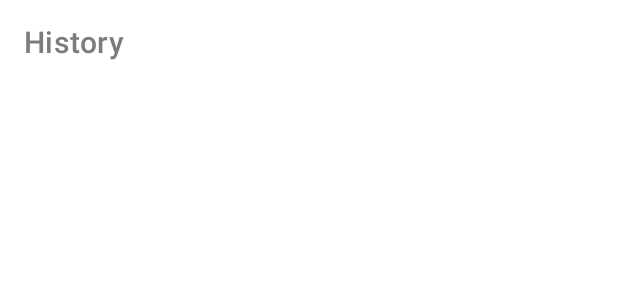
After one commit to kyle-gonzales/7-minute-workout-android-app, an Android app: the layout activity_history.xml on its own in the app's theme, with its tools: preview values and no code run, on a phone screen of 412 x 824 dp. The commit adds this screen. Shown: the top 300 px of the screen. Run offline under Robolectric (Android 15) with nearby library versions, the phone set to English and light mode, and no system bars.

Commit message:
added history activity

```diff
--- a/app/src/main/AndroidManifest.xml
+++ b/app/src/main/AndroidManifest.xml
@@ -20,6 +20,9 @@
         android:theme="@style/Theme.7MinuteWorkoutApp"
         android:usesCleartextTraffic="true"
         tools:targetApi="31">
+        <activity
+            android:name=".HistoryActivity"
+            android:exported="false" />
         <activity
             android:name=".BmiActivity"
             android:exported="false" />
--- a/app/src/main/java/com/example/a7minuteworkoutapp/MainActivity.kt
+++ b/app/src/main/java/com/example/a7minuteworkoutapp/MainActivity.kt
@@ -29,6 +29,11 @@ class MainActivity : AppCompatActivity() {
             val bmiIntent = Intent(this, BmiActivity::class.java)
             startActivity(bmiIntent)
         }
+
+        binding?.flHistory?.setOnClickListener {
+            val historyIntent = Intent(this, HistoryActivity::class.java)
+            startActivity(historyIntent)
+        }
     }
 
     override fun onDestroy() {
--- /dev/null
+++ b/app/src/main/res/layout/activity_history.xml
@@ -0,0 +1,20 @@
+<?xml version="1.0" encoding="utf-8"?>
+<androidx.constraintlayout.widget.ConstraintLayout xmlns:android="http://schemas.android.com/apk/res/android"
+    xmlns:app="http://schemas.android.com/apk/res-auto"
+    xmlns:tools="http://schemas.android.com/tools"
+    android:layout_width="match_parent"
+    android:layout_height="match_parent"
+    tools:context=".HistoryActivity">
+
+    <androidx.appcompat.widget.Toolbar
+        android:id="@+id/toolbar"
+        android:layout_width="match_parent"
+        android:layout_height="?android:attr/actionBarSize"
+        android:theme="@style/ToolbarTheme"
+        android:background="@color/white"
+        app:titleTextColor="@color/primary_text_grey"
+        app:title="History"
+        app:layout_constraintTop_toTopOf="parent"
+        />
+
+</androidx.constraintlayout.widget.ConstraintLayout>
```
Also changed, not shown: app/src/main/java/com/example/a7minuteworkoutapp/HistoryActivity.kt (added, +22 -0 lines), app/src/main/res/layout/activity_main.xml (+58 -13 lines), app/src/main/res/drawable/ic_calendar.png (added).
